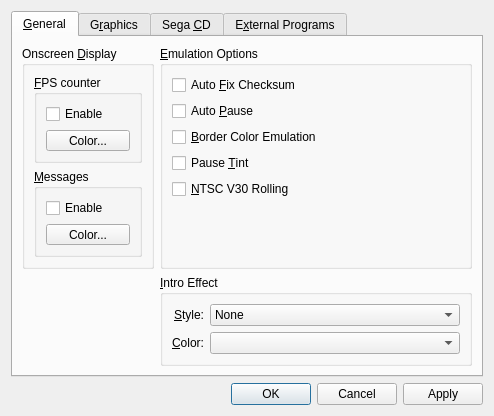
Old version of the form src/gens-qt4/ui/GeneralConfigWindow.ui in the repository GerbilSoft/gens-gs-ii.
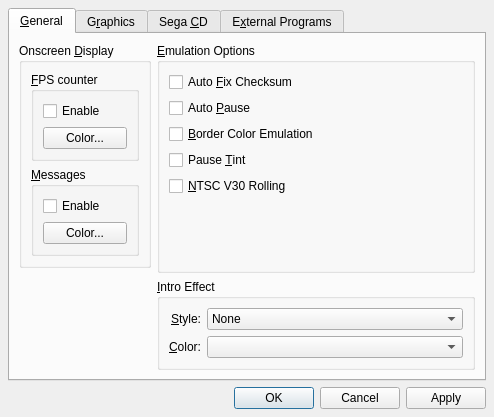
New version of the form. Custom widgets are drawn as their Qt base class.

Commit message:
[gens-qt4] GeneralConfigWindow: Various changes to improve the Mac UI.
- Window is no longer resizable. (Resizability didn't really help much.)

- Zoom button is no longer displayed.

- Preparations for adding a QToolBar, which will be used instead of
  a QTabWidget on Mac OS X. I tried to convert the window to a
  QMainWindow, since Qt supports the unified titlebar/toolbar on
  Mac OS X with a QMainWindow, but there were too many problems
  with it, so I'm sticking with a QDialog for now.

- TODO: Implement the QToolBar for Mac OS X.

Diff of the .ui file:
```diff
--- a/src/gens-qt4/ui/GeneralConfigWindow.ui
+++ b/src/gens-qt4/ui/GeneralConfigWindow.ui
@@ -7,19 +7,39 @@
     <x>0</x>
     <y>0</y>
     <width>494</width>
-    <height>416</height>
+    <height>417</height>
    </rect>
   </property>
+  <property name="sizePolicy">
+   <sizepolicy hsizetype="Fixed" vsizetype="Fixed">
+    <horstretch>0</horstretch>
+    <verstretch>0</verstretch>
+   </sizepolicy>
+  </property>
   <property name="minimumSize">
    <size>
     <width>494</width>
-    <height>416</height>
+    <height>417</height>
+   </size>
+  </property>
+  <property name="maximumSize">
+   <size>
+    <width>494</width>
+    <height>417</height>
    </size>
   </property>
   <property name="windowTitle">
    <string>General Configuration</string>
   </property>
-  <layout class="QVBoxLayout" name="verticalLayout">
+  <layout class="QVBoxLayout" name="vboxDialog">
+   <property name="margin">
+    <number>0</number>
+   </property>
+   <item>
+    <layout class="QVBoxLayout" name="vboxWidgets">
+     <property name="margin">
+      <number>8</number>
+     </property>
    <item>
     <widget class="QTabWidget" name="tabWidget">
      <property name="currentIndex">
@@ -727,6 +747,8 @@
       <set>QDialogButtonBox::Apply|QDialogButtonBox::Cancel|QDialogButtonBox::Ok</set>
      </property>
     </widget>
+     </item>
+    </layout>
    </item>
   </layout>
  </widget>
```
Lines whose indentation alone changed are shown as unchanged. The commit also changes 2 other files.
